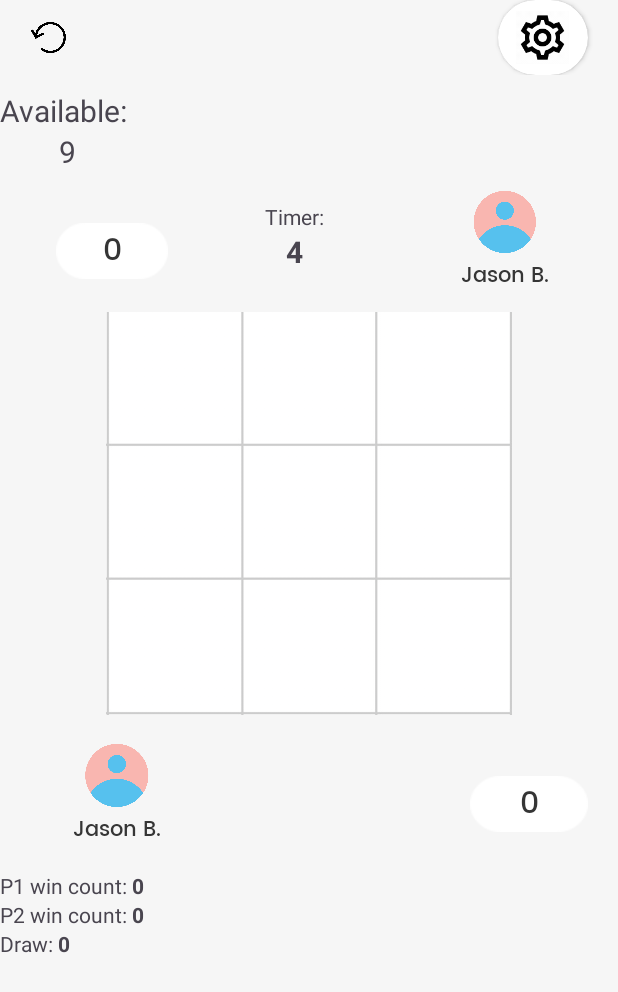
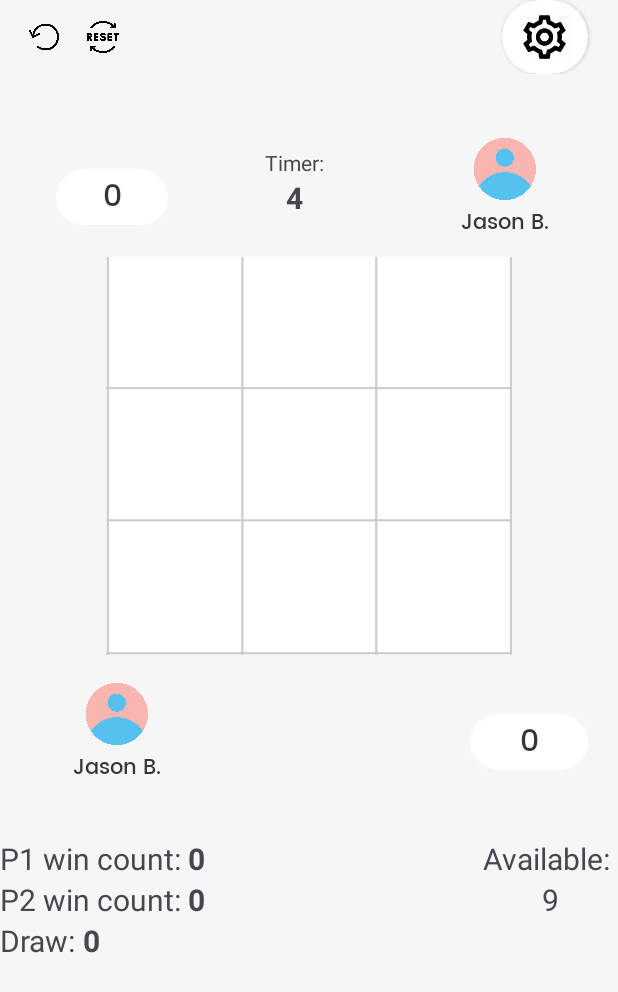
Before and after one commit to Terris711/MAD_Assignment1, an Android app: the screen it shows after launch (InGameActivity), after a tap on "Play", on a phone screen of 412 x 824 dp. Shown: the top 992 px of the screen. Run offline under Robolectric (Android 15) with nearby library versions, the phone set to English and light mode, and no system bars.

Commit message:
Implement Play with Ai

```diff
--- a/app/src/main/java/com/example/tictactoe/BoardGameFragment.java
+++ b/app/src/main/java/com/example/tictactoe/BoardGameFragment.java
@@ -10,6 +10,8 @@
 import android.view.ViewGroup;
 import android.widget.ImageView;
 import android.widget.Toast;
+
+import java.util.Random;
 
 /**
  * A simple {@link Fragment} subclass.
@@ -66,7 +68,6 @@
 
                     TurnDetails turnDetails = liveData.play(curBox);
 
-
                     if (turnDetails.getTurn() == Turn.O) {
                         curImageView.setImageResource(R.drawable.zero_icon);
                     } else {
@@ -80,13 +81,13 @@
                 }
             });
         }
+        aiPlay();
         setGameRestartListener();
         return root;
     }
     public void undoMove() {
         TurnHistory turnHistory = liveData.undo();
-        int size = liveData.liveBoard.getValue().length;
-        int boxNumber= turnHistory.x * size + turnHistory.y + 1;
+        int boxNumber= liveData.calculateBoxNumber(turnHistory.x, turnHistory.y);
         resetImageView(boxNumber);
     }
 
@@ -110,5 +111,32 @@
         ImageView curImageView = root.findViewById(id);
         curImageView.setImageDrawable(null);
     }
+    private void aiPlay() {
+        if (liveData.isAI.getValue()) {
+            liveData.liveTurn.observe(getActivity(), new Observer<Turn>() {
+                @Override
+                public void onChanged(Turn turn) {
+                    if (turn == Turn.X) {
+                        int size = liveData.liveBoard.getValue().length;
+                        int availableMove = new Random().nextInt(liveData.availableMove.getValue()) + 1;
+                        for (int i = 0; i < size; i++) {
+                            for (int j = 0; j < size; j++) {
+                                if (liveData.liveBoard.getValue()[i][j] == null) {
+                                    availableMove--;
+                                    if (availableMove == 0) {
+                                        int boxNumber = liveData.calculateBoxNumber(i, j);
+                                        String stringId = "img_" + boxNumber;
+                                        int id = root.getResources().getIdentifier(stringId, "id", root.getContext().getPackageName());
+                                        ImageView curImageView = root.findViewById(id);
+                                        curImageView.performClick();
+                                    }
+                                }
+                            }
+                        }
+                    }
+                }
+            });
+        }
+    }
 
 }
--- a/app/src/main/java/com/example/tictactoe/GameStateViewModel.java
+++ b/app/src/main/java/com/example/tictactoe/GameStateViewModel.java
@@ -15,11 +15,13 @@
     final MutableLiveData<Stack<TurnHistory>> moveStack = new MediatorLiveData<>();
 
     final MutableLiveData<GameStats> gameStats = new MediatorLiveData<>();
+    final MutableLiveData<Boolean> isAI = new MediatorLiveData<>();
 
 
     public GameStateViewModel() {
         moveStack.setValue(new Stack<>());
-        gameStats.setValue(new GameStats()) ;
+        gameStats.setValue(new GameStats());
+
     }
 
     public TurnDetails play(int boxNumber) {
@@ -164,6 +166,10 @@
         availableMove.setValue(availableMove.getValue() + 1);
         return turnHistory;
     }
+    public int calculateBoxNumber(int row, int col) {
+        int size = liveBoard.getValue().length;
+        return row * size + col + 1;
+    }
 }
 
 
--- a/app/src/main/java/com/example/tictactoe/InGameActivity.java
+++ b/app/src/main/java/com/example/tictactoe/InGameActivity.java
@@ -10,6 +10,7 @@
 import android.content.Intent;
 import android.graphics.Color;
 import android.graphics.drawable.ColorDrawable;
+import android.media.Image;
 import android.os.Bundle;
 import android.os.CountDownTimer;
 import android.view.View;
@@ -40,8 +41,20 @@
         setGameFinishListener();
         setAvailableMoveListener();
         setUndoListener();
+        setRestartGameListener();
         setGameStatsListener();
         setTimerListener();
+
+    }
+
+    private void setRestartGameListener() {
+        ImageView restartButton = findViewById(R.id.reset_button);
+        restartButton.setOnClickListener(new View.OnClickListener() {
+            @Override
+            public void onClick(View view) {
+                liveData.restartGame();
+            }
+        });
     }
 
     private void setTimerListener() {
@@ -207,6 +220,7 @@
         } else {
             liveData.liveBoard.setValue(new Turn[5][5]);
         }
+        liveData.isAI.setValue(true);
         Turn turn = Turn.O; // fix later to assign turn to user choice
         liveData.liveTurn.setValue(turn);
         gridFragment = new BoardGameFragment();
--- a/app/src/main/res/layout-land/activity_in_game.xml
+++ b/app/src/main/res/layout-land/activity_in_game.xml
@@ -25,6 +25,14 @@
             android:padding="4dp"
             android:layout_marginStart="10dp"
             android:src="@drawable/undo"></ImageView>
+        <ImageView
+            android:id="@+id/reset_button"
+            android:layout_width="0dp"
+            android:padding="4dp"
+            android:layout_height="match_parent"
+            android:layout_weight="1"
+            android:src="@drawable/reset"
+            android:layout_marginStart="10dp"></ImageView>
 
         <View
             android:layout_width="0dp"
@@ -103,19 +111,41 @@
                 android:textColor="#353535"
                 android:textSize="14dp"></TextView>
 
+            <LinearLayout
+                android:id="@+id/timer_o"
+                android:layout_width="match_parent"
+                android:layout_height="wrap_content"
+                android:layout_weight="4.5"
+                android:gravity="center"
+
+                android:orientation="vertical">
+                <TextView
+                    android:layout_width="wrap_content"
+                    android:layout_height="wrap_content"
+                    android:text="Timer:"
+                    ></TextView>
+                <TextView
+                    android:id="@+id/count_down_number_o"
+                    android:layout_width="wrap_content"
+                    android:layout_height="wrap_content"
+                    android:textStyle="bold"
+                    android:textSize="20dp"
+                    android:text="0"/>
+            </LinearLayout>
+
         </LinearLayout>
+
 
         <FrameLayout
             android:id="@+id/grid_fragment"
-            android:layout_width="400dp"
-            android:layout_height="300dp"
+            android:layout_width="300dp"
+            android:layout_height="230dp"
+            android:layout_marginLeft="35dp"
             android:layout_marginRight="35dp"
-            android:layout_marginLeft="35dp"
             android:layout_weight="4"
             android:weightSum="10">
 
         </FrameLayout>
-
 
         <LinearLayout
             android:layout_width="wrap_content"
@@ -155,6 +185,27 @@
                 android:text="Jason B."
                 android:textColor="#353535"
                 android:textSize="14dp"></TextView>
+            <LinearLayout
+                android:id="@+id/timer_x"
+                android:layout_width="match_parent"
+                android:layout_height="wrap_content"
+                android:layout_weight="4.5"
+                android:gravity="center"
+
+                android:orientation="vertical">
+                <TextView
+                    android:layout_width="wrap_content"
+                    android:layout_height="wrap_content"
+                    android:text="Timer:"
+                    ></TextView>
+                <TextView
+                    android:id="@+id/count_down_number_x"
+                    android:layout_width="wrap_content"
+                    android:layout_height="wrap_content"
+                    android:textStyle="bold"
+                    android:textSize="20dp"
+                    android:text="0"/>
+            </LinearLayout>
 
         </LinearLayout>
 
@@ -167,69 +218,102 @@
         android:orientation="vertical"
         android:layout_gravity="end"
         android:gravity="center"
-        >
-        <TextView
-            android:layout_width="wrap_content"
-            android:layout_height="wrap_content"
-            android:textSize="20dp"
-            android:text="Available: "/>
-        <TextView
-            android:id="@+id/available_move"
-            android:layout_width="wrap_content"
-            android:layout_height="wrap_content"
-            android:textSize="20dp"
-            android:text="20"/>
-    </LinearLayout>
+        />
     <LinearLayout
-        android:layout_width="wrap_content"
-        android:layout_height="wrap_content"
-        android:orientation="vertical"
-        android:layout_marginTop="20dp">
+        android:layout_width="match_parent"
+        android:layout_height="wrap_content">
 
         <LinearLayout
             android:layout_width="wrap_content"
-            android:layout_height="wrap_content">
+            android:layout_height="wrap_content"
+            android:orientation="vertical">
+
+            <LinearLayout
+                android:layout_width="wrap_content"
+                android:layout_height="wrap_content">
+
+                <TextView
+                    android:layout_width="wrap_content"
+                    android:layout_height="wrap_content"
+                    android:text="P1 win count: "
+                    android:textSize="20sp" />
+
+                <TextView
+                    android:id="@+id/p1_win_count"
+                    android:layout_width="wrap_content"
+                    android:layout_height="wrap_content"
+                    android:text="0"
+                    android:textSize="20sp"
+                    android:textStyle="bold" />
+            </LinearLayout>
+
+            <LinearLayout
+                android:layout_width="wrap_content"
+                android:layout_height="wrap_content">
+
+                <TextView
+                    android:layout_width="wrap_content"
+                    android:layout_height="wrap_content"
+                    android:text="P2 win count: "
+                    android:textSize="20sp" />
+
+                <TextView
+                    android:id="@+id/p2_win_count"
+                    android:layout_width="wrap_content"
+                    android:layout_height="wrap_content"
+                    android:text="0"
+                    android:textSize="20sp"
+                    android:textStyle="bold" />
+            </LinearLayout>
+
+            <LinearLayout
+                android:layout_width="wrap_content"
+                android:layout_height="wrap_content">
+
+                <TextView
+                    android:layout_width="wrap_content"
+                    android:layout_height="wrap_content"
+                    android:text="Draw: "
+                    android:textSize="20sp" />
+
+                <TextView
+                    android:id="@+id/draw_count"
+                    android:layout_width="wrap_content"
+                    android:layout_height="wrap_content"
+                    android:text="0"
+                    android:textSize="20sp"
+                    android:textStyle="bold" />
+            </LinearLayout>
+
+
+        </LinearLayout>
+
+        <View
+            android:layout_width="0dp"
+            android:layout_height="1dp"
+            android:layout_weight="1" />
+
+        <LinearLayout
+            android:layout_width="wrap_content"
+            android:layout_height="wrap_content"
+            android:layout_gravity="start"
+            android:layout_marginVertical="10dp"
+            android:gravity="center"
+            android:orientation="vertical">
+
             <TextView
                 android:layout_width="wrap_content"
                 android:layout_height="wrap_content"
-                android:text="P1 win count: "/>
+                android:text="Available: "
+                android:textSize="20dp" />
+
             <TextView
-                android:id="@+id/p1_win_count"
+                android:id="@+id/available_move"
                 android:layout_width="wrap_content"
                 android:layout_height="wrap_content"
-                android:textStyle="bold"
-                android:text="0"/>
+                android:text="20"
+                android:textSize="20dp" />
+
         </LinearLayout>
-        <LinearLayout
-            android:layout_width="wrap_content"
-            android:layout_height="wrap_content">
-            <TextView
-                android:layout_width="wrap_content"
-                android:layout_height="wrap_content"
-                android:text="P2 win count: "/>
-            <TextView
-                android:id="@+id/p2_win_count"
-                android:layout_width="wrap_content"
-                android:layout_height="wrap_content"
-                android:textStyle="bold"
-                android:text="0"/>
-        </LinearLayout>
-        <LinearLayout
-            android:layout_width="wrap_content"
-            android:layout_height="wrap_content">
-            <TextView
-                android:layout_width="wrap_content"
-                android:layout_height="wrap_content"
-                android:text="Draw: "/>
-            <TextView
-                android:id="@+id/draw_count"
-                android:layout_width="wrap_content"
-                android:layout_height="wrap_content"
-                android:textStyle="bold"
-                android:text="0"/>
-        </LinearLayout>
-
-
-
     </LinearLayout>
 </LinearLayout>
--- a/app/src/main/res/layout/activity_in_game.xml
+++ b/app/src/main/res/layout/activity_in_game.xml
@@ -27,6 +27,14 @@
             android:layout_height="match_parent"
             android:layout_weight="1"
             android:src="@drawable/undo"></ImageView>
+        <ImageView
+            android:id="@+id/reset_button"
+            android:layout_width="0dp"
+            android:padding="4dp"
+            android:layout_height="match_parent"
+            android:layout_weight="1"
+            android:src="@drawable/reset"
+            android:layout_marginStart="10dp"></ImageView>
 
         <View
             android:layout_width="0dp"
@@ -55,27 +63,9 @@
         </androidx.cardview.widget.CardView>
 
     </LinearLayout>
+
     <LinearLayout
-        android:layout_width="wrap_content"
-        android:layout_height="wrap_content"
-        android:orientation="vertical"
-        android:layout_gravity="start"
-        android:gravity="center"
-        android:layout_marginVertical="10dp"
-        >
-        <TextView
-            android:layout_width="wrap_content"
-            android:layout_height="wrap_content"
-            android:textSize="20dp"
-            android:text="Available: "/>
-        <TextView
-            android:id="@+id/available_move"
-            android:layout_width="wrap_content"
-            android:layout_height="wrap_content"
-            android:textSize="20dp"
-            android:text="20"/>
-    </LinearLayout>
-    <LinearLayout
+        android:layout_marginTop="40dp"
         android:layout_width="match_parent"
         android:layout_height="0dp"
         android:layout_weight="1"
@@ -321,58 +311,105 @@
 
 
     </LinearLayout>
+
+    <LinearLayout
+        android:layout_width="match_parent"
+        android:layout_height="wrap_content"
+        android:layout_marginTop="40dp">
+
         <LinearLayout
             android:layout_width="wrap_content"
             android:layout_height="wrap_content"
-        android:orientation="vertical"
-        android:layout_marginTop="20dp">
+            android:orientation="vertical">
 
             <LinearLayout
                 android:layout_width="wrap_content"
                 android:layout_height="wrap_content">
+
                 <TextView
                     android:layout_width="wrap_content"
                     android:layout_height="wrap_content"
-                android:text="P1 win count: "/>
+                    android:text="P1 win count: "
+                    android:textSize="20sp" />
+
                 <TextView
                     android:id="@+id/p1_win_count"
                     android:layout_width="wrap_content"
                     android:layout_height="wrap_content"
-                android:textStyle="bold"
-                android:text="0"/>
+                    android:text="0"
+                    android:textSize="20sp"
+                    android:textStyle="bold" />
             </LinearLayout>
+
             <LinearLayout
                 android:layout_width="wrap_content"
                 android:layout_height="wrap_content">
+
                 <TextView
                     android:layout_width="wrap_content"
                     android:layout_height="wrap_content"
-                android:text="P2 win count: "/>
+                    android:text="P2 win count: "
+                    android:textSize="20sp" />
+
                 <TextView
                     android:id="@+id/p2_win_count"
                     android:layout_width="wrap_content"
                     android:layout_height="wrap_content"
-                android:textStyle="bold"
-                android:text="0"/>
+                    android:text="0"
+                    android:textSize="20sp"
+                    android:textStyle="bold" />
             </LinearLayout>
+
             <LinearLayout
                 android:layout_width="wrap_content"
                 android:layout_height="wrap_content">
+
                 <TextView
                     android:layout_width="wrap_content"
                     android:layout_height="wrap_content"
-                android:text="Draw: "/>
+                    android:text="Draw: "
+                    android:textSize="20sp" />
+
                 <TextView
                     android:id="@+id/draw_count"
                     android:layout_width="wrap_content"
                     android:layout_height="wrap_content"
-                android:textStyle="bold"
-                android:text="0"/>
+                    android:text="0"
+                    android:textSize="20sp"
+                    android:textStyle="bold" />
             </LinearLayout>
-
 
 
         </LinearLayout>
 
+        <View
+            android:layout_width="0dp"
+            android:layout_height="1dp"
+            android:layout_weight="1" />
+
+        <LinearLayout
+            android:layout_width="wrap_content"
+            android:layout_height="wrap_content"
+            android:layout_gravity="start"
+            android:layout_marginVertical="10dp"
+            android:gravity="center"
+            android:orientation="vertical">
+
+            <TextView
+                android:layout_width="wrap_content"
+                android:layout_height="wrap_content"
+                android:text="Available: "
+                android:textSize="20dp" />
+
+            <TextView
+                android:id="@+id/available_move"
+                android:layout_width="wrap_content"
+                android:layout_height="wrap_content"
+                android:text="20"
+                android:textSize="20dp" />
 
         </LinearLayout>
+    </LinearLayout>
+
+
+</LinearLayout>
```
Also changed, not shown: app/src/main/res/drawable/reset.png (added). Lines whose indentation alone changed are shown as unchanged.
